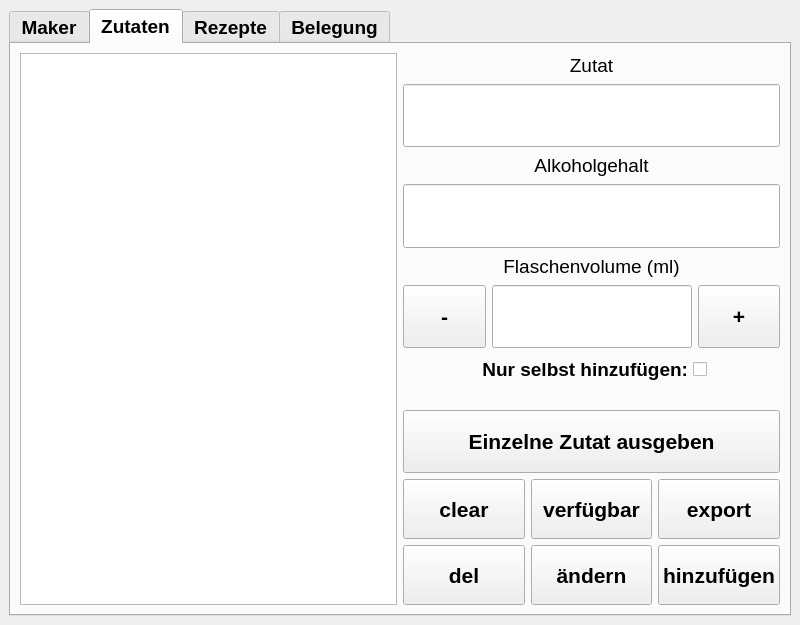
The window that src/ui_elements/cocktailmanager.ui (AndreWohnsland/CocktailBerry) describes before a commit, drawn with Qt 5.
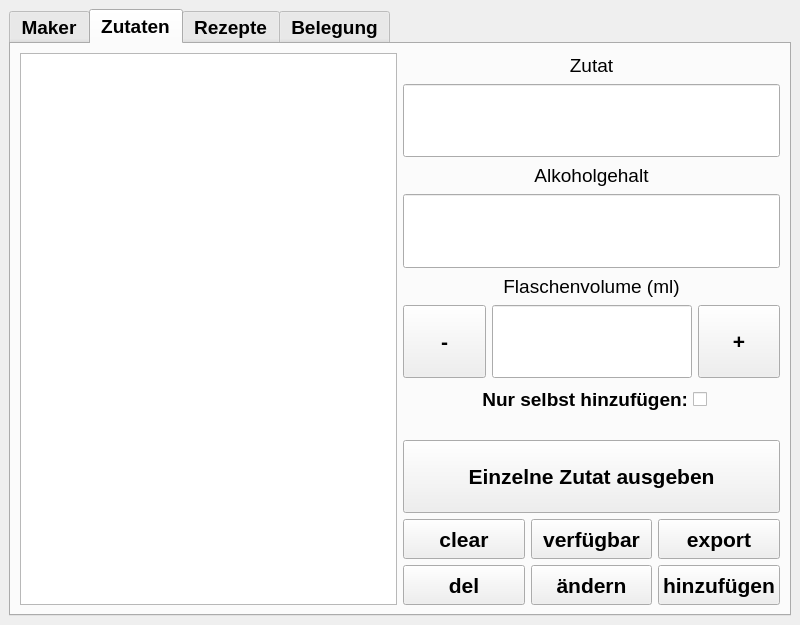
The same window after the commit. The open tabs and pages were chosen to show the change. Custom widgets are drawn as their Qt base class.

Commit message: Fixed min height for low res

Diff of the .ui file:
```diff
--- a/src/ui_elements/cocktailmanager.ui
+++ b/src/ui_elements/cocktailmanager.ui
@@ -1263,7 +1263,7 @@
             <property name="minimumSize">
              <size>
               <width>0</width>
-              <height>60</height>
+              <height>40</height>
              </size>
             </property>
             <property name="maximumSize">
@@ -1294,7 +1294,7 @@
               <property name="minimumSize">
                <size>
                 <width>0</width>
-                <height>60</height>
+                <height>40</height>
                </size>
               </property>
               <property name="maximumSize">
@@ -1323,7 +1323,7 @@
               <property name="minimumSize">
                <size>
                 <width>0</width>
-                <height>60</height>
+                <height>40</height>
                </size>
               </property>
               <property name="maximumSize">
@@ -1355,7 +1355,7 @@
               <property name="minimumSize">
                <size>
                 <width>0</width>
-                <height>60</height>
+                <height>40</height>
                </size>
               </property>
               <property name="maximumSize">
@@ -1384,7 +1384,7 @@
               <property name="minimumSize">
                <size>
                 <width>0</width>
-                <height>60</height>
+                <height>40</height>
                </size>
               </property>
               <property name="maximumSize">
@@ -1410,7 +1410,7 @@
               <property name="minimumSize">
                <size>
                 <width>0</width>
-                <height>60</height>
+                <height>40</height>
                </size>
               </property>
               <property name="maximumSize">
@@ -1436,7 +1436,7 @@
               <property name="minimumSize">
                <size>
                 <width>90</width>
-                <height>60</height>
+                <height>40</height>
                </size>
               </property>
               <property name="maximumSize">
```
Left out of the diff: 12 changed lines with no effect on the pictures. The commit also changes 1 other file.
